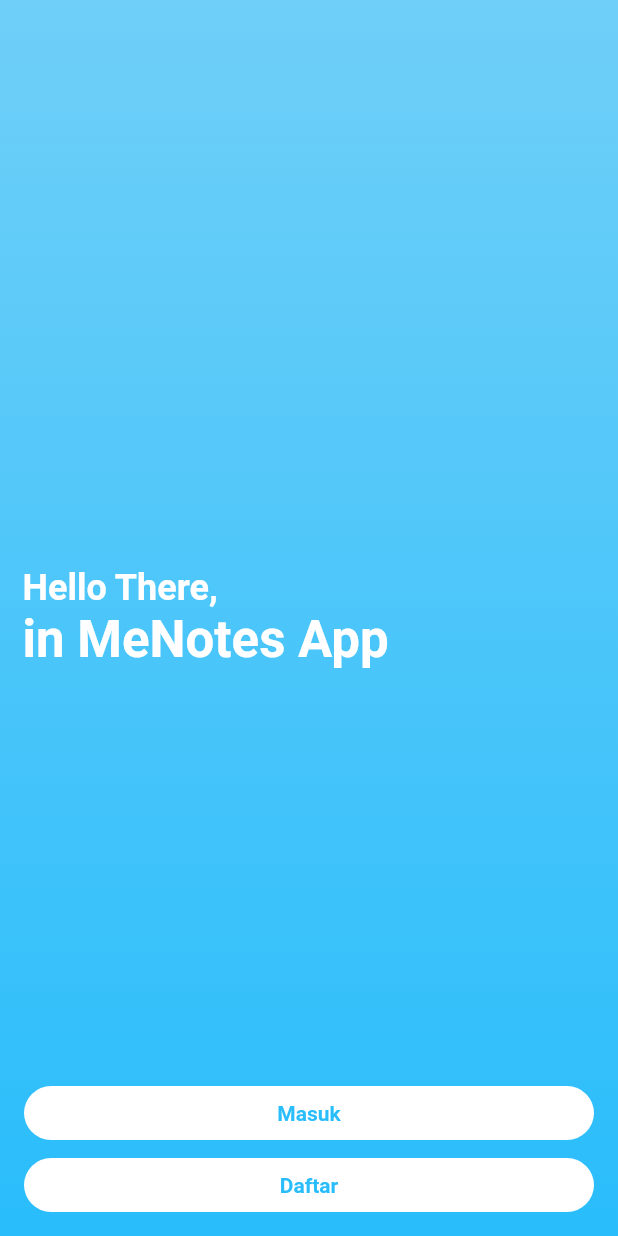
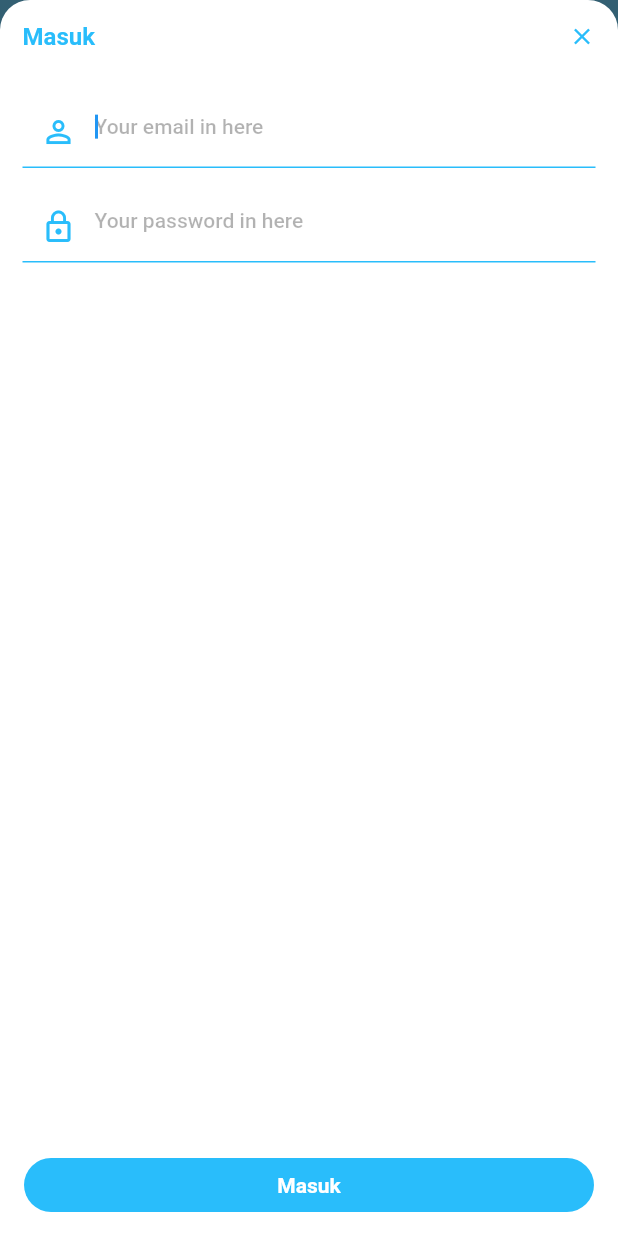
Before and after one commit to aguzri10/menotes, a Flutter app: the screen it shows after launch, after a tap on "Masuk", on a phone screen of 412 x 824 dp. Run offline on Flutter 3.47's test engine with Material 2 defaults, Android fonts, the phone set to English and light mode, and no system bars.

Commit message:
add login page with bottom sheet

```diff
--- /dev/null
+++ b/lib/pages/login/index.dart
@@ -0,0 +1,159 @@
+import 'package:flutter/material.dart';
+import 'package:menotes/commons/primary_button.dart';
+import 'package:menotes/routes/constants.dart';
+
+class LoginPage extends StatelessWidget {
+  final double paddingTop;
+
+  const LoginPage({Key key, @required this.paddingTop}) : super(key: key);
+  @override
+  Widget build(BuildContext context) {
+    final theme = Theme.of(context);
+    final textTheme = theme.textTheme;
+
+    return Padding(
+      padding:
+          EdgeInsets.only(bottom: MediaQuery.of(context).viewInsets.bottom),
+      child: Container(
+        margin: EdgeInsets.only(top: paddingTop),
+        decoration: BoxDecoration(
+          color: Colors.white,
+          borderRadius: BorderRadius.only(
+            topLeft: Radius.circular(20),
+            topRight: Radius.circular(20),
+          ),
+        ),
+        child: Column(
+          crossAxisAlignment: CrossAxisAlignment.start,
+          mainAxisAlignment: MainAxisAlignment.end,
+          mainAxisSize: MainAxisSize.max,
+          children: <Widget>[
+            Align(
+              alignment: Alignment.topCenter,
+              child: Padding(
+                padding: const EdgeInsets.all(15.0),
+                child: Row(
+                  crossAxisAlignment: CrossAxisAlignment.center,
+                  mainAxisAlignment: MainAxisAlignment.spaceBetween,
+                  children: <Widget>[
+                    Text(
+                      'Masuk',
+                      style: textTheme.subtitle1.copyWith(
+                        color: theme.primaryColor,
+                        fontWeight: FontWeight.bold,
+                      ),
+                    ),
+                    InkWell(
+                      onTap: () {
+                        Navigator.pop(context);
+                      },
+                      child: Icon(
+                        Icons.close,
+                        color: theme.primaryColor,
+                        size: 18,
+                      ),
+                    )
+                  ],
+                ),
+              ),
+            ),
+            Expanded(
+              child: Stack(
+                children: <Widget>[
+                  CustomScrollView(
+                    slivers: <Widget>[
+                      SliverToBoxAdapter(
+                        child: Padding(
+                          padding: const EdgeInsets.all(15.0),
+                          child: Column(
+                            crossAxisAlignment: CrossAxisAlignment.start,
+                            children: <Widget>[
+                              TextField(
+                                style: textTheme.bodyText2.copyWith(
+                                  color: Colors.black.withOpacity(0.70),
+                                  fontWeight: FontWeight.w500,
+                                ),
+                                autofocus: true,
+                                decoration: InputDecoration(
+                                  hintText: 'Your email in here',
+                                  hintStyle: textTheme.bodyText2.copyWith(
+                                    color: Colors.black.withOpacity(0.30),
+                                    fontWeight: FontWeight.w500,
+                                  ),
+                                  enabledBorder: UnderlineInputBorder(
+                                    borderSide:
+                                        BorderSide(color: theme.primaryColor),
+                                  ),
+                                  focusedBorder: UnderlineInputBorder(
+                                    borderSide:
+                                        BorderSide(color: theme.primaryColor),
+                                  ),
+                                  border: UnderlineInputBorder(
+                                    borderSide:
+                                        BorderSide(color: theme.primaryColor),
+                                  ),
+                                  prefixIcon: Icon(
+                                    Icons.person_outline,
+                                    color: theme.primaryColor,
+                                    // size: 24,
+                                  ),
+                                ),
+                              ),
+                              SizedBox(height: 15),
+                              TextFormField(
+                                style: textTheme.bodyText2.copyWith(
+                                  color: Colors.black.withOpacity(0.70),
+                                  fontWeight: FontWeight.w500,
+                                ),
+                                decoration: InputDecoration(
+                                  hintText: 'Your password in here',
+                                  hintStyle: textTheme.bodyText2.copyWith(
+                                    color: Colors.black.withOpacity(0.30),
+                                    fontWeight: FontWeight.w500,
+                                  ),
+                                  enabledBorder: UnderlineInputBorder(
+                                    borderSide:
+                                        BorderSide(color: theme.primaryColor),
+                                  ),
+                                  focusedBorder: UnderlineInputBorder(
+                                    borderSide:
+                                        BorderSide(color: theme.primaryColor),
+                                  ),
+                                  border: UnderlineInputBorder(
+                                    borderSide:
+                                        BorderSide(color: theme.primaryColor),
+                                  ),
+                                  prefixIcon: Icon(
+                                    Icons.lock_outline,
+                                    color: theme.primaryColor,
+                                    // size: 24,
+                                  ),
+                                ),
+                              ),
+                            ],
+                          ),
+                        ),
+                      )
+                    ],
+                  ),
+                  Align(
+                    alignment: Alignment.bottomCenter,
+                    child: Padding(
+                      padding: const EdgeInsets.only(bottom: 10),
+                      child: PrimaryButton(
+                        onPressed: () {
+                          Navigator.pushNamedAndRemoveUntil(context, mainNavigateRoute, (route) => false);
+                        },
+                        textButton: 'Masuk',
+                      ),
+                    ),
+                  )
+                ],
+              ),
+            ),
+          ],
+        ),
+      ),
+    );
+  }
+}
--- a/lib/pages/welcome/index.dart
+++ b/lib/pages/welcome/index.dart
@@ -1,6 +1,6 @@
 import 'package:flutter/material.dart';
-import 'package:menotes/commons/primary_button.dart';
 import 'package:menotes/commons/secondary_button.dart';
+import 'package:menotes/pages/login/index.dart';
 
 class WelcomePage extends StatelessWidget {
   @override
@@ -54,7 +54,19 @@ class WelcomePage extends StatelessWidget {
                   mainAxisSize: MainAxisSize.min,
                   children: <Widget>[
                     SecondaryButton(
-                      onPressed: () {},
+                      onPressed: () {
+                        final paddingTop = MediaQuery.of(context).padding.top;
+                        showModalBottomSheet(
+                          context: context,
+                          backgroundColor: Colors.transparent,
+                          isScrollControlled: true,
+                          builder: (_) {
+                            return LoginPage(
+                              paddingTop: paddingTop,
+                            );
+                          },
+                        );
+                      },
                       textButton: 'Masuk',
                     ),
                     SecondaryButton(
```
Also changed, not shown: 1 other file.
